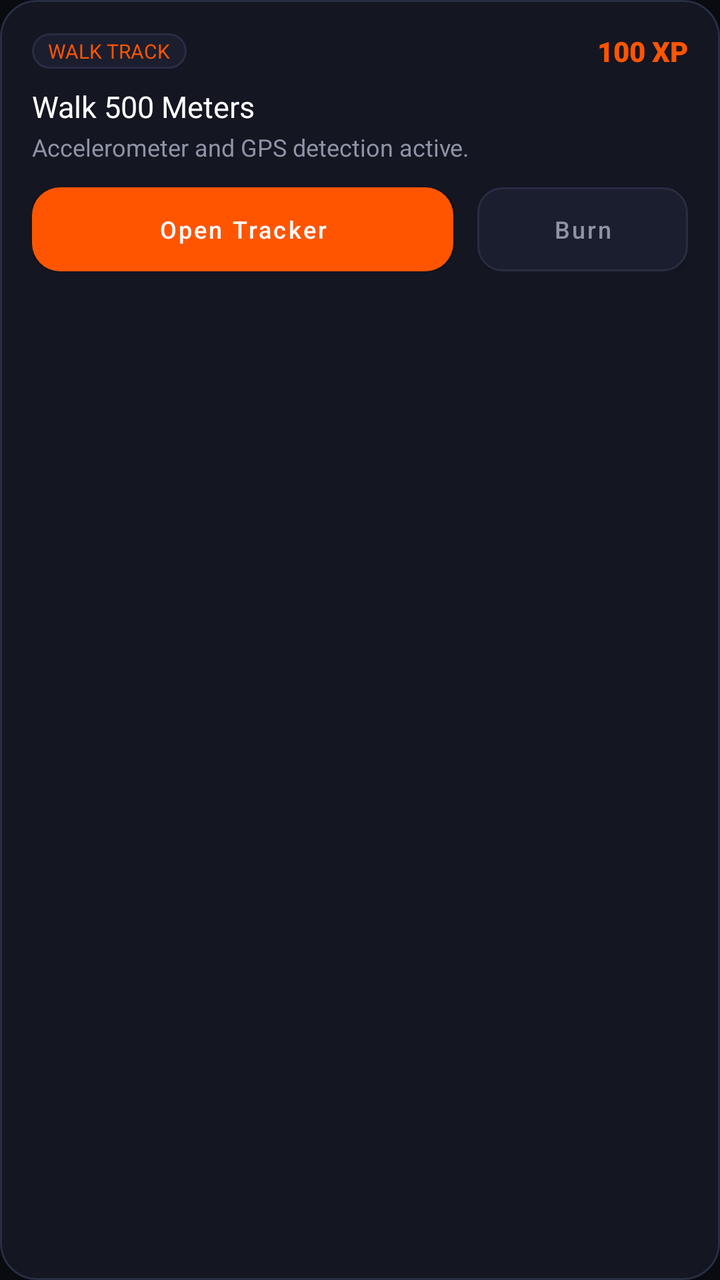
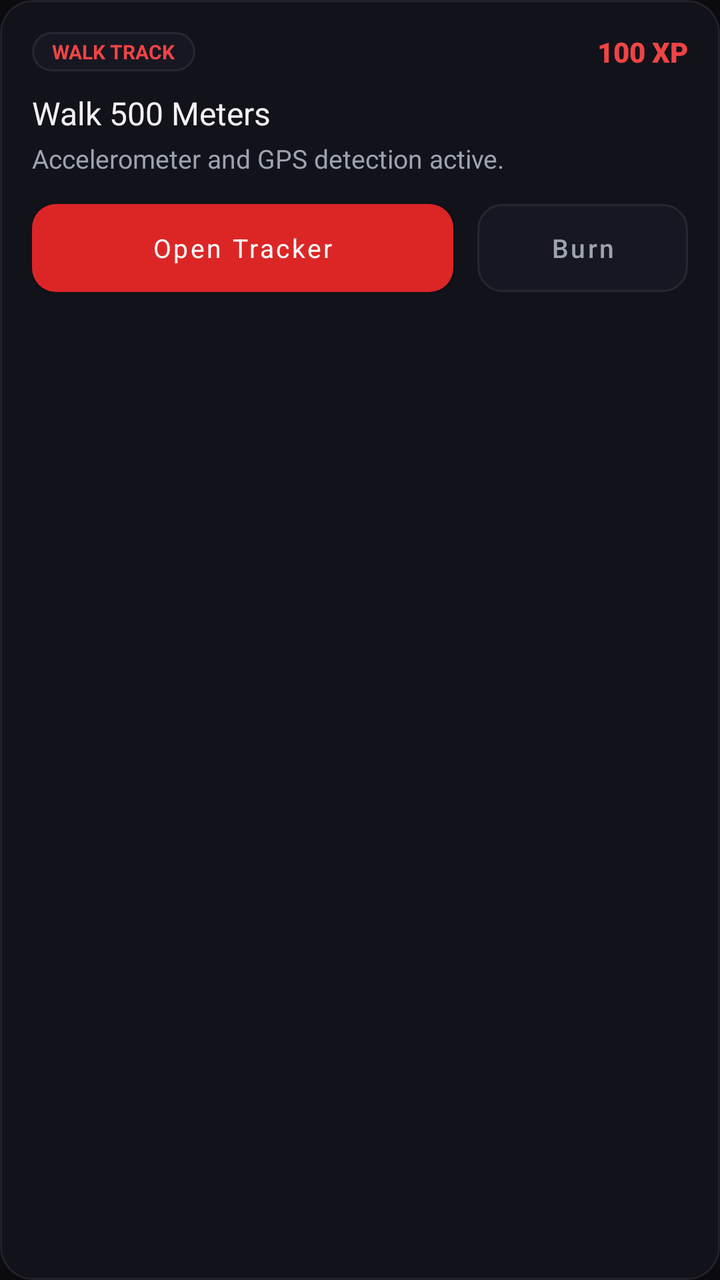

An Android layout rendered at two revisions. The XML below is the earlier revision; the diff shows what the commit changed to produce the second picture.
<!-- AndroidManifest.xml: application theme Theme.StreakStake -->
<!-- res/layout/item_stake_card.xml -->
<?xml version="1.0" encoding="utf-8"?>
<LinearLayout xmlns:android="http://schemas.android.com/apk/res/android"
    xmlns:app="http://schemas.android.com/apk/res-auto"
    android:layout_width="match_parent"
    android:layout_height="wrap_content"
    android:layout_marginBottom="12dp"
    android:background="@drawable/bg_card_dark"
    android:orientation="vertical"
    android:padding="16dp">

    <LinearLayout
        android:layout_width="match_parent"
        android:layout_height="wrap_content"
        android:gravity="center_vertical"
        android:orientation="horizontal">

        <TextView
            android:id="@+id/tvCardCategory"
            android:layout_width="wrap_content"
            android:layout_height="wrap_content"
            android:background="@drawable/bg_input_field"
            android:paddingHorizontal="8dp"
            android:paddingVertical="2dp"
            android:text="WALK TRACK"
            android:textColor="@color/brand_orange"
            android:textSize="10sp" />

        <View
            android:layout_width="0dp"
            android:layout_height="1dp"
            android:layout_weight="1" />

        <TextView
            android:id="@+id/tvCardStakeXp"
            android:layout_width="wrap_content"
            android:layout_height="wrap_content"
            android:fontFamily="sans-serif-black"
            android:text="100 XP"
            android:textColor="@color/brand_orange"
            android:textSize="14sp" />
    </LinearLayout>

    <TextView
        android:id="@+id/tvCardTitle"
        android:layout_width="wrap_content"
        android:layout_height="wrap_content"
        android:layout_marginTop="8dp"
        android:fontFamily="sans-serif-bold"
        android:text="Walk 500 Meters"
        android:textColor="@color/text_white"
        android:textSize="15sp" />

    <TextView
        android:id="@+id/tvCardDesc"
        android:layout_width="wrap_content"
        android:layout_height="wrap_content"
        android:layout_marginTop="2dp"
        android:text="Accelerometer and GPS detection active."
        android:textColor="@color/text_gray"
        android:textSize="12sp" />

    <LinearLayout
        android:layout_width="match_parent"
        android:layout_height="wrap_content"
        android:layout_marginTop="12dp"
        android:orientation="horizontal">

        <Button
            android:id="@+id/btnCardAction"
            android:layout_width="0dp"
            android:layout_height="42dp"
            android:layout_marginEnd="6dp"
            android:layout_weight="2"
            android:background="@drawable/btn_orange_rounded"
            android:fontFamily="sans-serif-medium"
            android:text="Open Tracker"
            android:textAllCaps="false"
            android:textColor="@color/text_white"
            android:textSize="12sp"
            app:backgroundTint="@null" />

        <Button
            android:id="@+id/btnCardBurn"
            android:layout_width="0dp"
            android:layout_height="42dp"
            android:layout_marginStart="6dp"
            android:layout_weight="1"
            android:background="@drawable/bg_input_field"
            android:text="Burn"
            android:textAllCaps="false"
            android:textColor="@color/text_gray"
            android:textSize="12sp"
            app:backgroundTint="@null" />
    </LinearLayout>

</LinearLayout>
<!-- resources referenced by this layout -->
<resources>
  <color name="brand_orange">#FF5500</color>
  <color name="text_gray">#8E94A5</color>
  <color name="text_white">#FFFFFF</color>
  <!-- drawable bg_card_dark (drawable) -->
  <?xml version="1.0" encoding="utf-8"?>
  <shape xmlns:android="http://schemas.android.com/apk/res/android"
      android:shape="rectangle">
      <solid android:color="@color/surface_dark" />
      <stroke
          android:width="1dp"
          android:color="@color/border_dark" />
      <corners android:radius="18dp" />
  </shape>
  <!-- drawable bg_input_field (drawable) -->
  <?xml version="1.0" encoding="utf-8"?>
  <shape xmlns:android="http://schemas.android.com/apk/res/android"
      android:shape="rectangle">
      <solid android:color="@color/surface_dark_card" />
      <stroke
          android:width="1dp"
          android:color="@color/border_dark" />
      <corners android:radius="12dp" />
  </shape>
  <!-- drawable btn_orange_rounded (drawable) -->
  <?xml version="1.0" encoding="utf-8"?>
  <ripple xmlns:android="http://schemas.android.com/apk/res/android"
      android:color="#44FFFFFF">
      <item>
          <shape android:shape="rectangle">
              <solid android:color="@color/brand_orange" />
              <corners android:radius="14dp" />
          </shape>
      </item>
  </ripple>
  <style name="Theme.StreakStake" parent="Theme.MaterialComponents.DayNight.NoActionBar">
          
          <item name="colorPrimary">@color/brand_orange</item>
          <item name="colorPrimaryVariant">@color/brand_orange_light</item>
          <item name="colorOnPrimary">@color/text_white</item>
          
          
          <item name="android:colorBackground">@color/bg_black</item>
          <item name="colorSurface">@color/surface_dark</item>
          <item name="colorOnSurface">@color/text_white</item>
  
          
          <item name="android:statusBarColor">@color/bg_black</item>
          <item name="android:navigationBarColor">@color/bg_black</item>
          <item name="android:windowLightStatusBar">false</item>
      </style>
  <color name="surface_dark">#141622</color>
  <color name="border_dark">#282D42</color>
  <color name="surface_dark_card">#1B1E2E</color>
  <color name="brand_orange_light">#FF7722</color>
  <color name="bg_black">#0A0B10</color>
</resources>

<!-- the commit's change to res/layout/item_stake_card.xml (unified diff, before → after) -->
@@ -8,6 +8,7 @@
     android:orientation="vertical"
     android:padding="16dp">
 
+    
     <LinearLayout
         android:layout_width="match_parent"
         android:layout_height="wrap_content"
@@ -18,12 +19,13 @@
             android:id="@+id/tvCardCategory"
             android:layout_width="wrap_content"
             android:layout_height="wrap_content"
-            android:background="@drawable/bg_input_field"
-            android:paddingHorizontal="8dp"
-            android:paddingVertical="2dp"
+            android:background="@drawable/bg_pill_chip"
+            android:paddingHorizontal="10dp"
+            android:paddingVertical="3dp"
             android:text="WALK TRACK"
-            android:textColor="@color/brand_orange"
-            android:textSize="10sp" />
+            android:textColor="@color/accent_light"
+            android:textSize="10sp"
+            android:textStyle="bold" />
 
         <View
             android:layout_width="0dp"
@@ -36,7 +38,7 @@
             android:layout_height="wrap_content"
             android:fontFamily="sans-serif-black"
             android:text="100 XP"
-            android:textColor="@color/brand_orange"
+            android:textColor="@color/accent_light"
             android:textSize="14sp" />
     </LinearLayout>
 
@@ -44,52 +46,53 @@
         android:id="@+id/tvCardTitle"
         android:layout_width="wrap_content"
         android:layout_height="wrap_content"
-        android:layout_marginTop="8dp"
+        android:layout_marginTop="10dp"
         android:fontFamily="sans-serif-bold"
         android:text="Walk 500 Meters"
-        android:textColor="@color/text_white"
-        android:textSize="15sp" />
+        android:textColor="@color/text_primary"
+        android:textSize="16sp" />
 
     <TextView
         android:id="@+id/tvCardDesc"
         android:layout_width="wrap_content"
         android:layout_height="wrap_content"
-        android:layout_marginTop="2dp"
+        android:layout_marginTop="3dp"
         android:text="Accelerometer and GPS detection active."
-        android:textColor="@color/text_gray"
-        android:textSize="12sp" />
+        android:textColor="@color/text_secondary"
+        android:textSize="13sp" />
 
     <LinearLayout
         android:layout_width="match_parent"
         android:layout_height="wrap_content"
-        android:layout_marginTop="12dp"
+        android:layout_marginTop="14dp"
         android:orientation="horizontal">
 
         <Button
             android:id="@+id/btnCardAction"
             android:layout_width="0dp"
-            android:layout_height="42dp"
+            android:layout_height="44dp"
             android:layout_marginEnd="6dp"
             android:layout_weight="2"
-            android:background="@drawable/btn_orange_rounded"
-            android:fontFamily="sans-serif-medium"
+            android:background="@drawable/btn_accent_primary"
+            android:fontFamily="sans-serif-bold"
             android:text="Open Tracker"
             android:textAllCaps="false"
-            android:textColor="@color/text_white"
-            android:textSize="12sp"
+            android:textColor="@color/on_accent"
+            android:textSize="13sp"
             app:backgroundTint="@null" />
 
         <Button
             android:id="@+id/btnCardBurn"
             android:layout_width="0dp"
-            android:layout_height="42dp"
+            android:layout_height="44dp"
             android:layout_marginStart="6dp"
             android:layout_weight="1"
-            android:background="@drawable/bg_input_field"
+            android:background="@drawable/btn_outlined_hairline"
+            android:fontFamily="sans-serif-medium"
             android:text="Burn"
             android:textAllCaps="false"
-            android:textColor="@color/text_gray"
-            android:textSize="12sp"
+            android:textColor="@color/text_secondary"
+            android:textSize="13sp"
             app:backgroundTint="@null" />
     </LinearLayout>
 
<!-- resource entries referenced after the edit -->
@@ -1,59 +1,67 @@
 <!-- resources referenced by this layout -->
 <resources>
-  <color name="brand_orange">#FF5500</color>
-  <color name="text_gray">#8E94A5</color>
-  <color name="text_white">#FFFFFF</color>
+  <color name="accent_light">#EF4444</color>
+  <color name="on_accent">#FFFFFF</color>
+  <color name="text_primary">#F2F2F5</color>
+  <color name="text_secondary">#9CA3AF</color>
   <!-- drawable bg_card_dark (drawable) -->
   <?xml version="1.0" encoding="utf-8"?>
   <shape xmlns:android="http://schemas.android.com/apk/res/android"
       android:shape="rectangle">
-      <solid android:color="@color/surface_dark" />
+      <solid android:color="@color/surface" />
+      <corners android:radius="16dp" />
       <stroke
           android:width="1dp"
-          android:color="@color/border_dark" />
-      <corners android:radius="18dp" />
+          android:color="@color/hairline" />
   </shape>
-  <!-- drawable bg_input_field (drawable) -->
+  <!-- drawable bg_pill_chip (drawable) -->
   <?xml version="1.0" encoding="utf-8"?>
   <shape xmlns:android="http://schemas.android.com/apk/res/android"
       android:shape="rectangle">
-      <solid android:color="@color/surface_dark_card" />
+      <solid android:color="@color/surface_high" />
+      <corners android:radius="999dp" />
       <stroke
           android:width="1dp"
-          android:color="@color/border_dark" />
+          android:color="@color/hairline" />
+  </shape>
+  <!-- drawable btn_accent_primary (drawable) -->
+  <?xml version="1.0" encoding="utf-8"?>
+  <shape xmlns:android="http://schemas.android.com/apk/res/android"
+      android:shape="rectangle">
+      <solid android:color="@color/accent" />
       <corners android:radius="12dp" />
   </shape>
-  <!-- drawable btn_orange_rounded (drawable) -->
+  <!-- drawable btn_outlined_hairline (drawable) -->
   <?xml version="1.0" encoding="utf-8"?>
-  <ripple xmlns:android="http://schemas.android.com/apk/res/android"
-      android:color="#44FFFFFF">
-      <item>
-          <shape android:shape="rectangle">
-              <solid android:color="@color/brand_orange" />
-              <corners android:radius="14dp" />
-          </shape>
-      </item>
-  </ripple>
+  <shape xmlns:android="http://schemas.android.com/apk/res/android"
+      android:shape="rectangle">
+      <solid android:color="@color/surface_high" />
+      <corners android:radius="12dp" />
+      <stroke
+          android:width="1dp"
+          android:color="@color/hairline" />
+  </shape>
   <style name="Theme.StreakStake" parent="Theme.MaterialComponents.DayNight.NoActionBar">
           
-          <item name="colorPrimary">@color/brand_orange</item>
-          <item name="colorPrimaryVariant">@color/brand_orange_light</item>
-          <item name="colorOnPrimary">@color/text_white</item>
+          <item name="colorPrimary">@color/accent</item>
+          <item name="colorPrimaryVariant">@color/accent_dark</item>
+          <item name="colorOnPrimary">@color/on_accent</item>
           
           
-          <item name="android:colorBackground">@color/bg_black</item>
-          <item name="colorSurface">@color/surface_dark</item>
-          <item name="colorOnSurface">@color/text_white</item>
+          <item name="android:colorBackground">@color/bg_base</item>
+          <item name="colorSurface">@color/surface</item>
+          <item name="colorOnSurface">@color/text_primary</item>
   
           
-          <item name="android:statusBarColor">@color/bg_black</item>
-          <item name="android:navigationBarColor">@color/bg_black</item>
+          <item name="android:statusBarColor">@color/bg_base</item>
+          <item name="android:navigationBarColor">@color/bg_base</item>
           <item name="android:windowLightStatusBar">false</item>
       </style>
-  <color name="surface_dark">#141622</color>
-  <color name="border_dark">#282D42</color>
-  <color name="surface_dark_card">#1B1E2E</color>
-  <color name="brand_orange_light">#FF7722</color>
-  <color name="bg_black">#0A0B10</color>
+  <color name="surface">#12121A</color>
+  <color name="hairline">#14FFFFFF</color>
+  <color name="surface_high">#171722</color>
+  <color name="accent">#DC2626</color>
+  <color name="accent_dark">#B91C1C</color>
+  <color name="bg_base">#0A0A0F</color>
 </resources>
 
